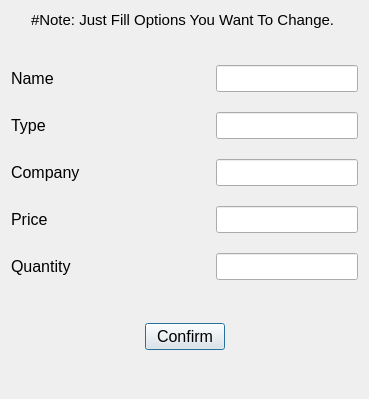
First picture: the form in Store/edititem.ui, repository SamanOmidi/GroceryStore, before the edit.
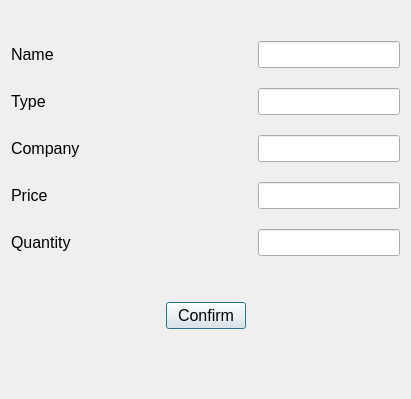
Second picture: the form after the edit.

Commit message: The overall project is completed (based on the instruction it is supposed to do) , only the design is left. Hopefully :) I don't know how to write commits :).

```diff
--- a/Store/edititem.ui
+++ b/Store/edititem.ui
@@ -6,7 +6,7 @@
    <rect>
     <x>0</x>
     <y>0</y>
-    <width>369</width>
+    <width>411</width>
     <height>399</height>
    </rect>
   </property>
@@ -14,25 +14,6 @@
    <string>Dialog</string>
   </property>
   <layout class="QVBoxLayout" name="verticalLayout_4">
-   <item>
-    <layout class="QHBoxLayout" name="horizontalLayout_3">
-     <property name="leftMargin">
-      <number>20</number>
-     </property>
-     <item>
-      <widget class="QLabel" name="label">
-       <property name="font">
-        <font>
-         <pointsize>11</pointsize>
-        </font>
-       </property>
-       <property name="text">
-        <string>#Note: Just Fill Options You Want To Change.</string>
-       </property>
-      </widget>
-     </item>
-    </layout>
-   </item>
    <item>
     <spacer name="verticalSpacer">
      <property name="orientation">
```
The commit also changes 4 other files.
